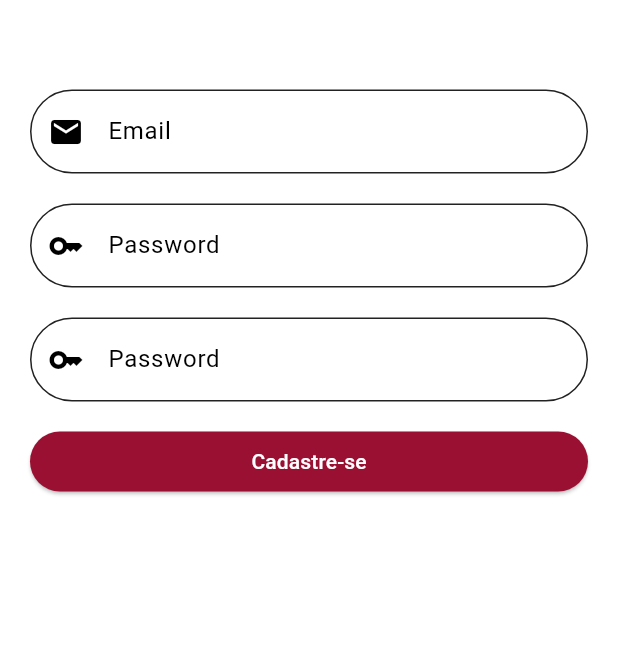
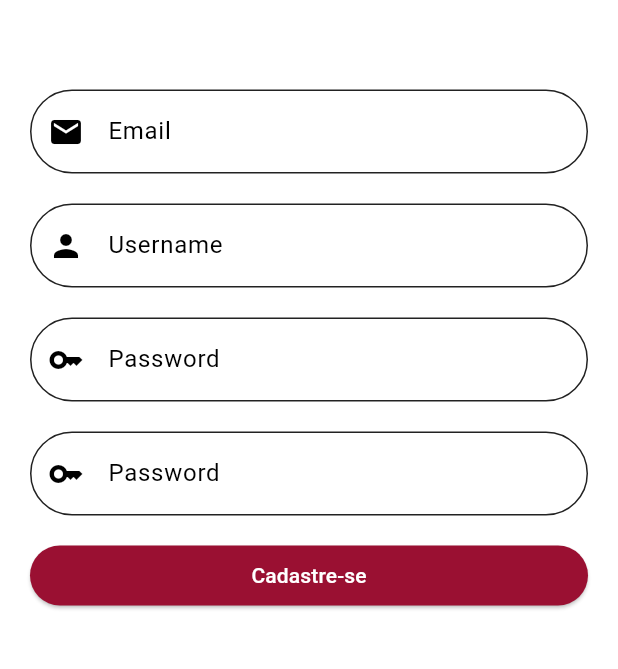
Before and after one commit to renanamr/sticker_swap_app, a Flutter app: the RegisterScreen screen opened by its route, on a phone screen of 412 x 824 dp, the part 275-944 px from its top. Run offline on Flutter 3.47's test engine with Material 3 defaults, Android fonts, the phone set to English and light mode, and no system bars; our stand-ins replace dio, flutter_dotenv, flutter_modular, flutter_speed_dial, mask_text_input_formatter, qr_flutter and 1 more; missing offline and left inert: flutter_barcode_scanner.

```diff
--- a/lib/src/modules/login/domain/usecases/login.dart
+++ b/lib/src/modules/login/domain/usecases/login.dart
@@ -13,9 +13,8 @@ class LoginUseCase implements ILogin {
   Future<Auth> call(String email, String password) async {
     try{
       final response = await _httpService.post(
-          endpoint: '/api/login',
-          data: {'email': email, 'password': password}
-      );
+          endpoint: '/accounts/login/',
+          data: {'email': email, 'password': password});
 
       if(response.statusCode == 201 || response.statusCode == 203){
         var result = response.data as Map;
--- a/lib/src/modules/register/domain/entities/register.dart
+++ b/lib/src/modules/register/domain/entities/register.dart
@@ -2,10 +2,16 @@ class Register{
   final String name;
   final String email;
   final String password;
+  final String username;
 
-  Register({required this.name, required this.email, required this.password});
+  Register({
+    required this.name,
+    required this.email,
+    required this.password,
+    required this.username,
+  });
 
   Map<String, dynamic> toMap(){
-    return {'email': email, 'password': password};
+    return {'email': email, 'password': password, 'username': username};
   }
 }
--- a/lib/src/modules/register/presenter/register_bloc.dart
+++ b/lib/src/modules/register/presenter/register_bloc.dart
@@ -9,6 +9,7 @@ import 'package:sticker_swap_app/src/modules/sticker/domain/usecases/generate_ba
 
 class RegisterBloc{
   final email = TextEditingController();
+  final username = TextEditingController();
   final password = TextEditingController();
   final passwordConfirm = TextEditingController();
 
@@ -26,6 +27,7 @@ class RegisterBloc{
     final register = Register(
       email: email.text,
       password: password.text,
+      username: username.text,
       name: "Renan Alves",
     );
 
@@ -48,6 +50,7 @@ class RegisterBloc{
 
   void dispose(){
     email.dispose();
+    username.dispose();
     password.dispose();
     passwordConfirm.dispose();
   }
--- a/lib/src/modules/register/presenter/register_screen.dart
+++ b/lib/src/modules/register/presenter/register_screen.dart
@@ -30,11 +30,11 @@ class RegisterScreenState extends State<RegisterScreen> {
         child: Column(
           crossAxisAlignment: CrossAxisAlignment.center,
           children: <Widget>[
-            Container(
+            Padding(
               padding: const EdgeInsets.fromLTRB(25, 60, 25, 40),
               child: Image.asset('assets/images/logo.png'),
             ),
-            Container(
+            Padding(
               padding: const EdgeInsets.fromLTRB(20, 20, 20, 0),
               child: TextField(
                 controller: controller.email,
@@ -49,7 +49,21 @@ class RegisterScreenState extends State<RegisterScreen> {
                 ),
               ),
             ),
-            Container(
+            Padding(
+              padding: const EdgeInsets.fromLTRB(20, 20, 20, 0),
+              child: TextField(
+                controller: controller.username,
+                decoration: InputDecoration(
+                    border: OutlineInputBorder(
+                      borderRadius: BorderRadius.circular(90.0),
+                    ),
+                    labelText: 'Username',
+                    prefixIcon: const Icon(Icons.person),
+                    errorText: !_validate ? "Formato inválido" : null
+                ),
+              ),
+            ),
+            Padding(
               padding: const EdgeInsets.fromLTRB(20, 20, 20, 0),
               child: TextField(
                 controller: controller.password,
@@ -63,7 +77,7 @@ class RegisterScreenState extends State<RegisterScreen> {
                 ),
               ),
             ),
-            Container(
+            Padding(
               padding: const EdgeInsets.fromLTRB(20, 20, 20, 0),
               child: TextField(
                 controller: controller.passwordConfirm,
--- a/lib/src/modules/user/domain/usecases/get_user_by_id.dart
+++ b/lib/src/modules/user/domain/usecases/get_user_by_id.dart
@@ -15,7 +15,7 @@ class GetUserByIDImpl implements IGetUserByID{
     //TODO: Remover mock posteriormente
     return _mock();
     try{
-      final response = await _httpService.get(endpoint: "api/user/$idUser");
+      final response = await _httpService.get(endpoint: "accounts/$idUser");
       return UserModel.fromMap(response.data);
     }catch(e){
       rethrow;
```
Also changed, not shown: lib/src/modules/register/domain/usecases/register_user.dart (+6 -2 lines), lib/src/modules/sticker/domain/usecases/update_sticker.dart (+2 -5 lines), lib/src/services/http_service.dart (+3 -4 lines).
